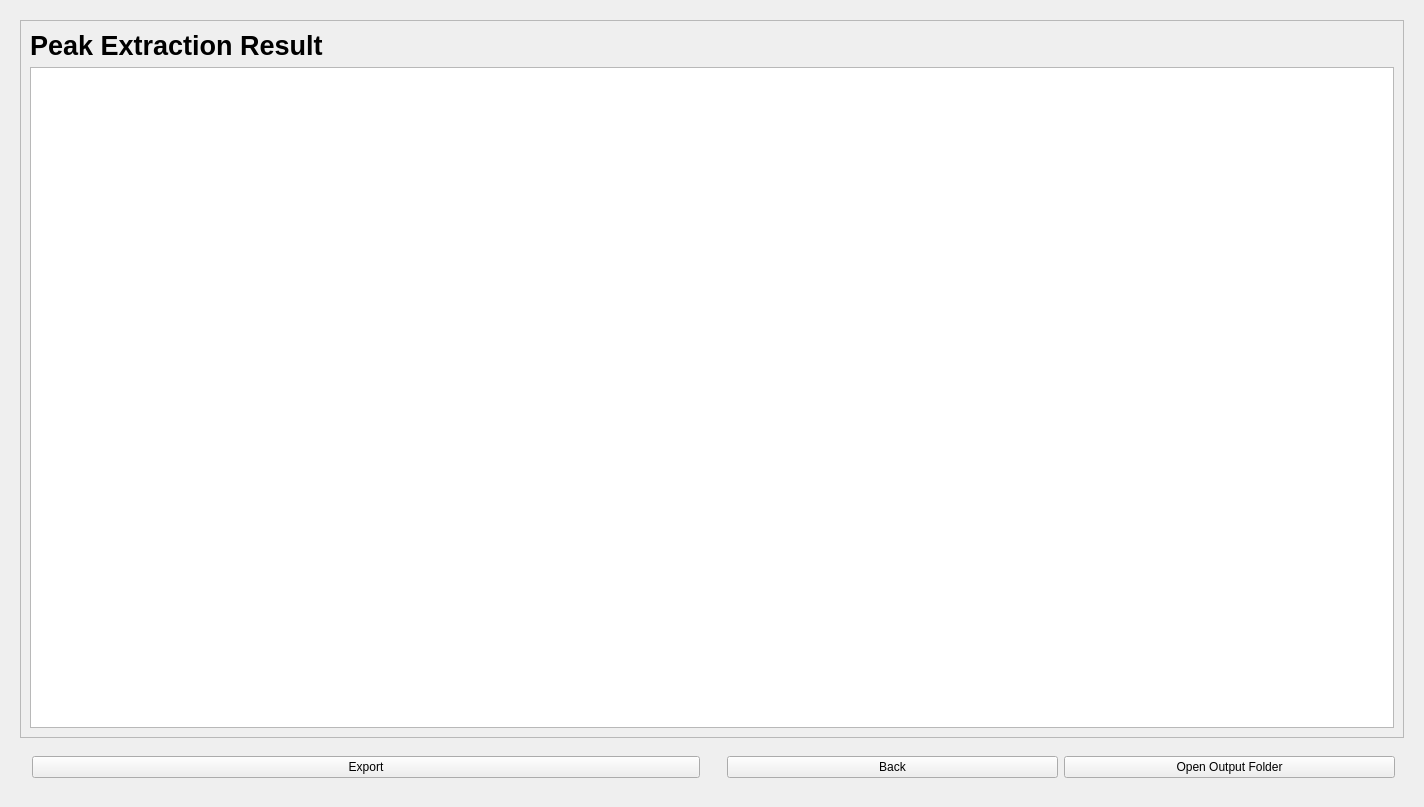
This is contour_peak_ui.ui in sindarin26/SAXS_InSitu_Contour_Corrector as Qt 5 draws it before an edit. The edited form follows.
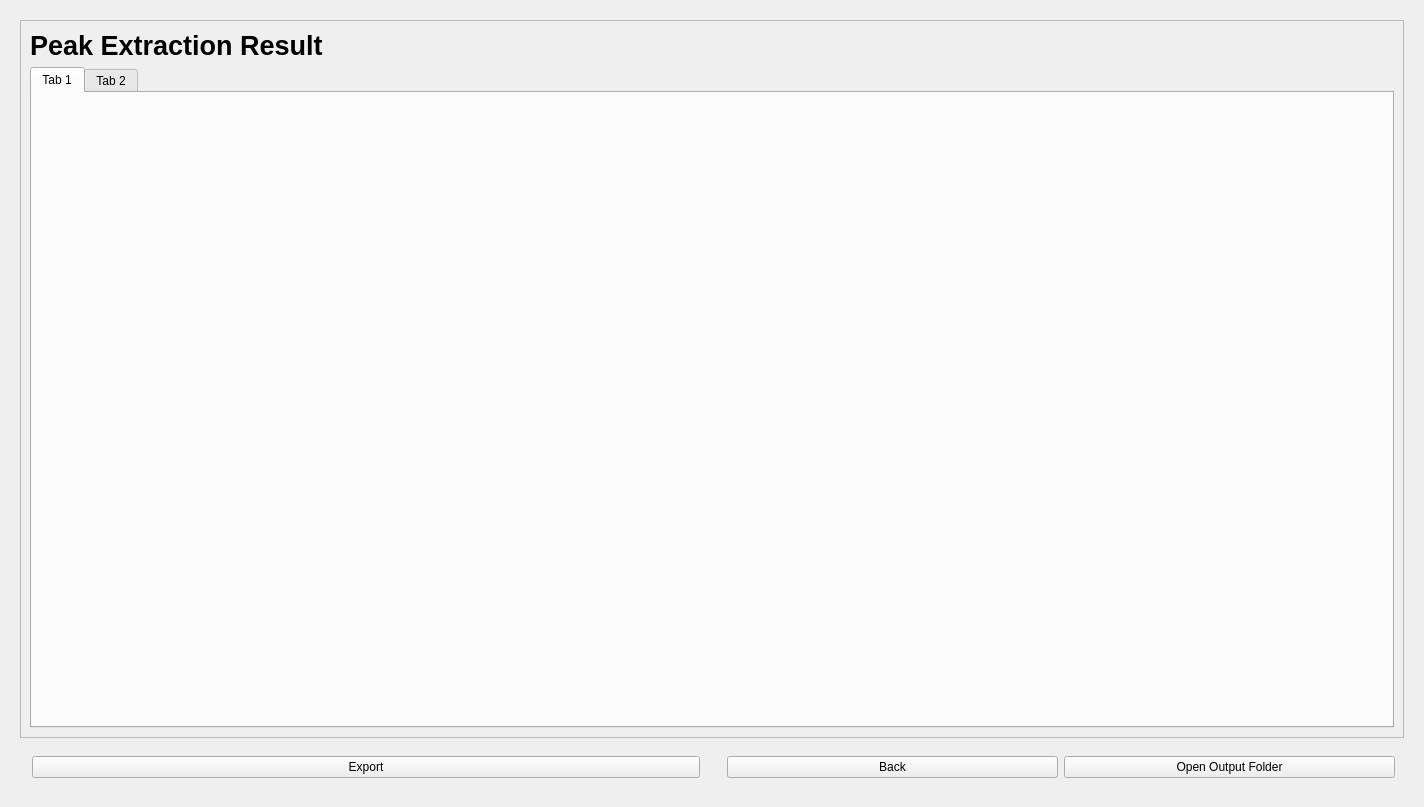
This is the edited form. The open tabs and pages were chosen to show the change.

Commit message: 데이터 내보내기 페이지 추가 및 UI 요소 개선: 버튼 이름 변경 및 탭 위젯으로 피크 목록 표시

What changed in the file:
```diff
--- a/contour_peak_ui.ui
+++ b/contour_peak_ui.ui
@@ -877,7 +877,27 @@
            </widget>
           </item>
           <item>
-           <widget class="QTableView" name="TV_peak_list"/>
+           <widget class="QTabWidget" name="TW_table">
+            <property name="tabPosition">
+             <enum>QTabWidget::North</enum>
+            </property>
+            <property name="currentIndex">
+             <number>0</number>
+            </property>
+            <property name="elideMode">
+             <enum>Qt::ElideRight</enum>
+            </property>
+            <widget class="QWidget" name="tab">
+             <attribute name="title">
+              <string>Tab 1</string>
+             </attribute>
+            </widget>
+            <widget class="QWidget" name="tab_2">
+             <attribute name="title">
+              <string>Tab 2</string>
+             </attribute>
+            </widget>
+           </widget>
           </item>
          </layout>
         </widget>
```
Left out of the diff: 4 changed lines with no effect on the pictures. The commit also changes 4 other files.
